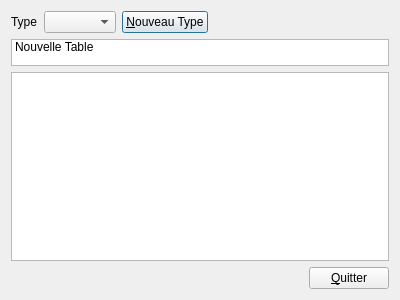
Qt form chrysalide/dialogsalleconceptor.ui (chrysalideProject/chrysalideProject) before a commit.
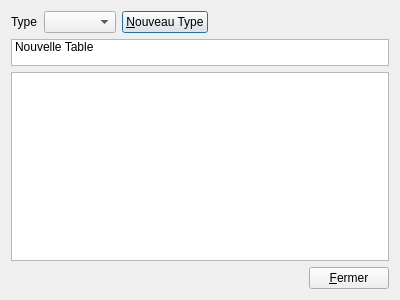
The same form after that commit. Icons and pictures are not drawn. Custom widgets are drawn as their Qt base class.

Diff of the .ui file:
```diff
--- a/chrysalide/dialogsalleconceptor.ui
+++ b/chrysalide/dialogsalleconceptor.ui
@@ -103,7 +103,11 @@
      <item>
       <widget class="QPushButton" name="pushButtonQuitter">
        <property name="text">
-        <string>&amp;Quitter</string>
+        <string>&amp;Fermer</string>
+       </property>
+       <property name="icon">
+        <iconset resource="chrysalide.qrc">
+         <normaloff>:/new/prefix1/images/dialog-close.png</normaloff>:/new/prefix1/images/dialog-close.png</iconset>
        </property>
       </widget>
      </item>
```
Left out of the diff: 4 changed lines with no effect on the pictures.
